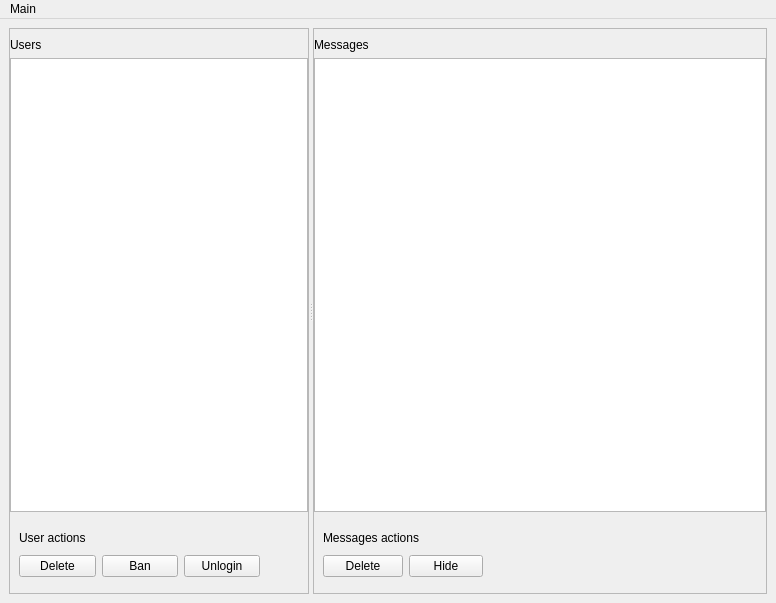
Qt form Server/MainWindow/mainwindow.ui (MaksMN/QTchat) before a commit.
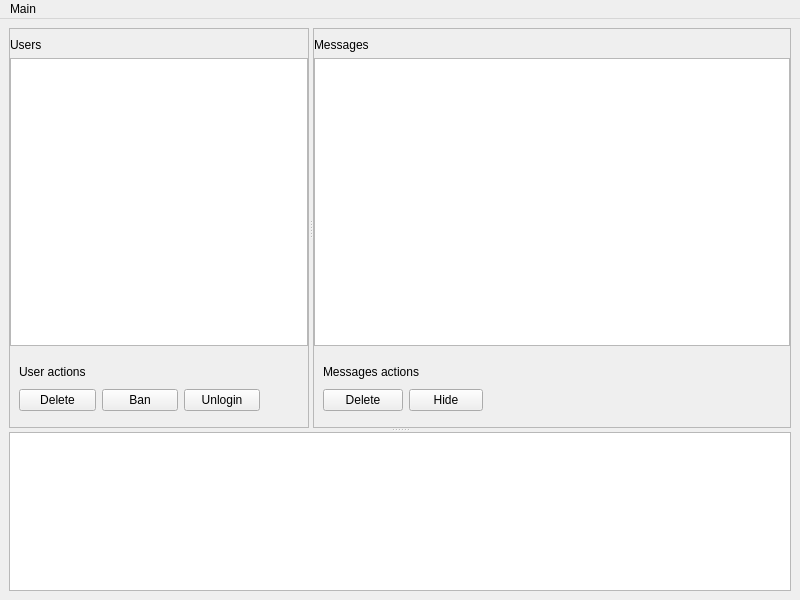
The same form after that commit. Icons and pictures are not drawn.

Patch:
```diff
--- a/Server/MainWindow/mainwindow.ui
+++ b/Server/MainWindow/mainwindow.ui
@@ -6,8 +6,8 @@
    <rect>
     <x>0</x>
     <y>0</y>
-    <width>776</width>
-    <height>603</height>
+    <width>800</width>
+    <height>600</height>
    </rect>
   </property>
   <property name="windowTitle">
@@ -25,6 +25,25 @@
   </property>
   <widget class="QWidget" name="centralwidget">
    <layout class="QGridLayout" name="gridLayout_2">
+    <item row="1" column="0">
+     <widget class="QSplitter" name="splitter_2">
+      <property name="orientation">
+       <enum>Qt::Vertical</enum>
+      </property>
+      <widget class="QWidget" name="widget_3" native="true">
+       <property name="sizePolicy">
+        <sizepolicy hsizetype="Preferred" vsizetype="Preferred">
+         <horstretch>0</horstretch>
+         <verstretch>5</verstretch>
+        </sizepolicy>
+       </property>
+       <property name="minimumSize">
+        <size>
+         <width>500</width>
+         <height>400</height>
+        </size>
+       </property>
+       <layout class="QGridLayout" name="gridLayout_3">
     <item row="0" column="0">
      <widget class="QSplitter" name="splitter">
       <property name="orientation">
@@ -217,12 +236,30 @@
     </item>
    </layout>
   </widget>
+      <widget class="QTextBrowser" name="console">
+       <property name="sizePolicy">
+        <sizepolicy hsizetype="Expanding" vsizetype="Expanding">
+         <horstretch>0</horstretch>
+         <verstretch>0</verstretch>
+        </sizepolicy>
+       </property>
+       <property name="minimumSize">
+        <size>
+         <width>0</width>
+         <height>50</height>
+        </size>
+       </property>
+      </widget>
+     </widget>
+    </item>
+   </layout>
+  </widget>
   <widget class="QMenuBar" name="menuBar">
    <property name="geometry">
     <rect>
      <x>0</x>
      <y>0</y>
-     <width>776</width>
+     <width>800</width>
      <height>22</height>
     </rect>
    </property>
```
Lines whose indentation alone changed are shown as unchanged.
